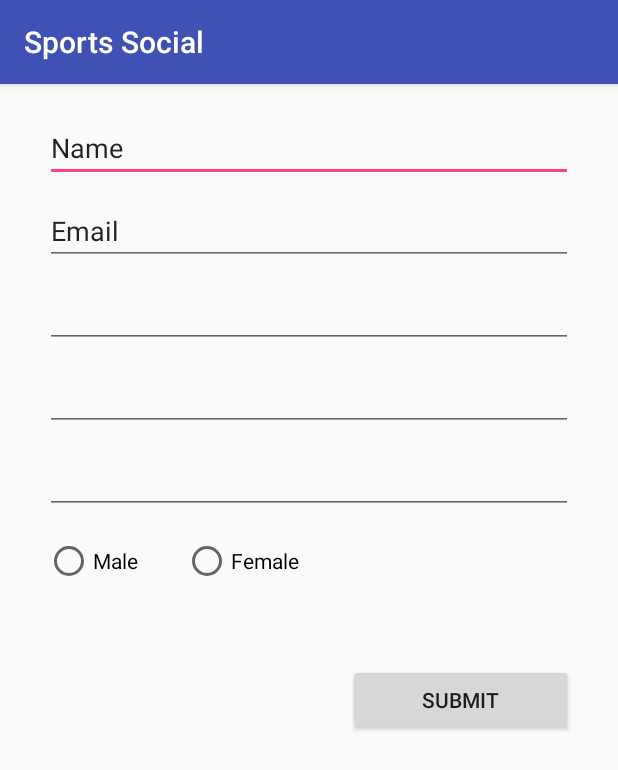
After one commit to duseche3/SportsSocialApp, an Android app: the fragment UserRegistration shown on its own in the app's theme, on a phone screen of 412 x 824 dp. The commit adds this screen. Shown: the top 770 px of the screen. Run offline under Robolectric (Android 15) with nearby library versions, the phone set to English and light mode, and no system bars.

Commit message:
Created basic layout for user registration

```diff
--- a/app/build.gradle
+++ b/app/build.gradle
@@ -39,6 +39,7 @@ dependencies {
     compile 'com.android.support:recyclerview-v7:23.2.1'
     compile 'com.firebase:firebase-client-android:2.5.2'
     compile 'com.firebaseui:firebase-ui:0.3.1'
+    compile 'com.android.support:support-v4:23.2.1'
 }
 
 
--- /dev/null
+++ b/app/src/main/java/com/example/sportssocialapp/UserRegistration.java
@@ -0,0 +1,44 @@
+package com.example.sportssocialapp;
+
+import android.content.Context;
+import android.net.Uri;
+import android.os.Bundle;
+import android.support.v4.app.Fragment;
+import android.view.LayoutInflater;
+import android.view.View;
+import android.view.ViewGroup;
+
+public class UserRegistration extends Fragment {
+
+    public UserRegistration() {
+        // Required empty public constructor
+    }
+
+    public static UserRegistration newInstance(String param1, String param2) {
+        UserRegistration fragment = new UserRegistration();
+        //Bundle args = new Bundle();
+
+        //fragment.setArguments(args);
+        return fragment;
+    }
+
+    @Override
+    public void onCreate(Bundle savedInstanceState) {
+        super.onCreate(savedInstanceState);
+
+    }
+
+    @Override
+    public View onCreateView(LayoutInflater inflater, ViewGroup container,
+                             Bundle savedInstanceState) {
+        // Inflate the layout for this fragment
+        return inflater.inflate(R.layout.fragment_user_registration, container, false);
+    }
+
+    @Override
+    public void onDetach() {
+        super.onDetach();
+
+    }
+
+}
--- /dev/null
+++ b/app/src/main/res/layout/fragment_user_registration.xml
@@ -0,0 +1,114 @@
+<RelativeLayout xmlns:android="http://schemas.android.com/apk/res/android"
+    xmlns:tools="http://schemas.android.com/tools"
+    android:layout_width="match_parent"
+    android:layout_height="match_parent"
+    tools:context="com.example.sportssocialapp.UserRegistration">
+
+    <!-- TODO: Update blank fragment layout -->
+
+    <EditText
+        android:layout_width="match_parent"
+        android:layout_height="wrap_content"
+        android:inputType="textPersonName"
+        android:text="Name"
+        android:ems="10"
+        android:id="@+id/userName"
+        android:layout_alignParentTop="true"
+        android:layout_alignParentLeft="true"
+        android:layout_alignParentStart="true"
+        android:layout_marginTop="20dp"
+        android:layout_marginLeft="30dp"
+        android:layout_marginRight="30dp" />
+
+    <EditText
+        android:layout_width="match_parent"
+        android:layout_height="wrap_content"
+        android:inputType="textEmailAddress"
+        android:ems="10"
+        android:id="@+id/userEmail"
+        android:text="Email"
+        android:layout_below="@+id/userName"
+        android:layout_alignParentLeft="true"
+        android:layout_alignParentStart="true"
+        android:layout_marginLeft="30dp"
+        android:layout_marginRight="30dp"
+        android:layout_marginTop="10dp" />
+
+    <EditText
+        android:layout_width="match_parent"
+        android:layout_height="wrap_content"
+        android:inputType="textPassword"
+        android:ems="10"
+        android:id="@+id/userPassword"
+        android:layout_below="@+id/userEmail"
+        android:layout_alignParentLeft="true"
+        android:layout_alignParentStart="true"
+        android:layout_marginLeft="30dp"
+        android:layout_marginRight="30dp"
+        android:layout_marginTop="10dp" />
+
+    <EditText
+        android:layout_width="match_parent"
+        android:layout_height="wrap_content"
+        android:inputType="textPassword"
+        android:ems="10"
+        android:id="@+id/userConfirmPassword"
+        android:layout_below="@+id/userPassword"
+        android:layout_alignParentLeft="true"
+        android:layout_alignParentStart="true"
+        android:layout_marginLeft="30dp"
+        android:layout_marginTop="10dp"
+        android:layout_marginRight="30dp" />
+
+    <EditText
+        android:layout_width="match_parent"
+        android:layout_height="wrap_content"
+        android:inputType="date"
+        android:ems="10"
+        android:id="@+id/userDob"
+        android:layout_below="@+id/userConfirmPassword"
+        android:layout_alignParentLeft="true"
+        android:layout_alignParentStart="true"
+        android:layout_marginLeft="30dp"
+        android:layout_marginTop="10dp"
+        android:layout_marginRight="30dp" />
+
+    <RadioGroup
+        android:layout_width="match_parent"
+        android:layout_height="100dp"
+        android:layout_below="@+id/userDob"
+        android:layout_alignParentRight="true"
+        android:layout_alignParentEnd="true"
+        android:orientation="horizontal"
+        android:id="@+id/userGender">
+
+        <RadioButton
+            android:layout_width="wrap_content"
+            android:layout_height="wrap_content"
+            android:text="Male"
+            android:id="@+id/radioButton"
+            android:layout_marginLeft="30dp"
+            android:layout_marginTop="15dp" />
+
+        <RadioButton
+            android:layout_width="wrap_content"
+            android:layout_height="wrap_content"
+            android:text="Female"
+            android:id="@+id/radioButton2"
+            android:checked="false"
+            android:layout_marginTop="15dp"
+            android:layout_marginRight="0dp"
+            android:layout_marginLeft="30dp" />
+
+    </RadioGroup>
+
+    <Button
+        android:layout_width="150dp"
+        android:layout_height="wrap_content"
+        android:text="Submit"
+        android:id="@+id/button"
+        android:layout_below="@+id/userGender"
+        android:layout_alignRight="@+id/userDob"
+        android:layout_alignEnd="@+id/userDob" />
+
+</RelativeLayout>
--- a/app/src/main/res/values/strings.xml
+++ b/app/src/main/res/values/strings.xml
@@ -6,4 +6,7 @@
     <string name="navigation_drawer_close">Close navigation drawer</string>
 
     <string name="action_settings">Settings</string>
+
+    <!-- TODO: Remove or change this placeholder text -->
+    <string name="hello_blank_fragment">Hello blank fragment</string>
 </resources>
```
